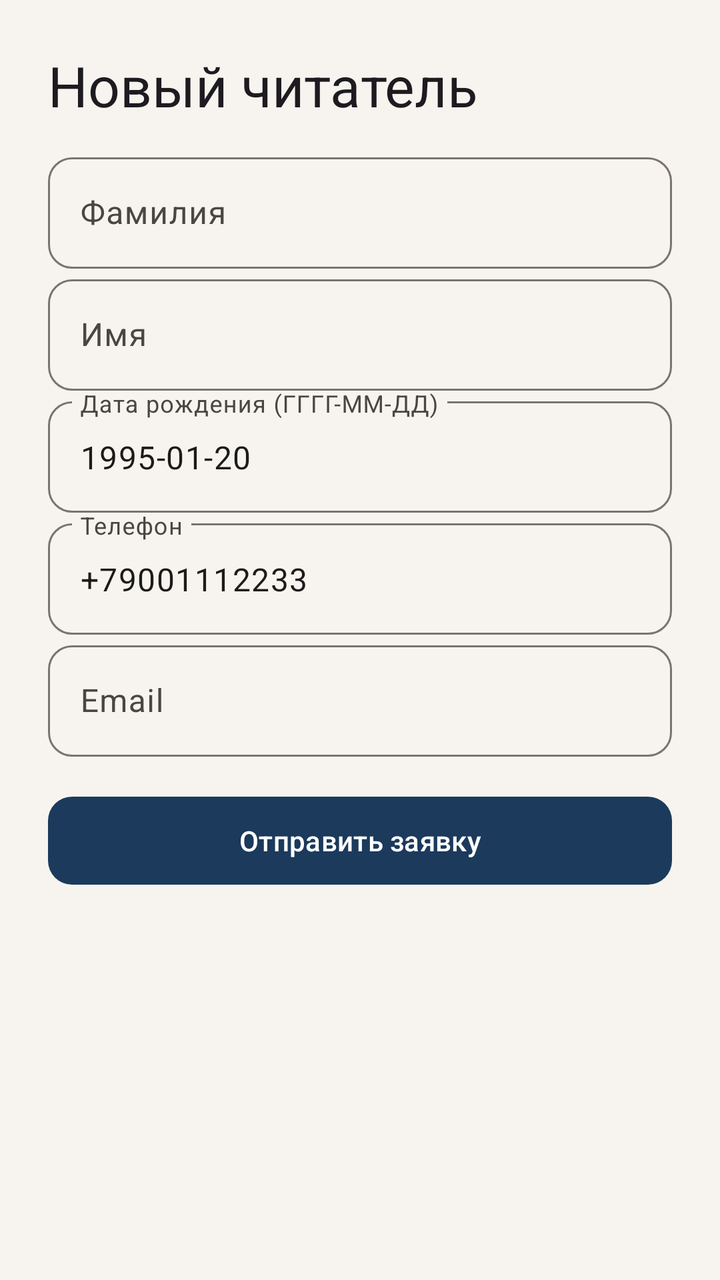
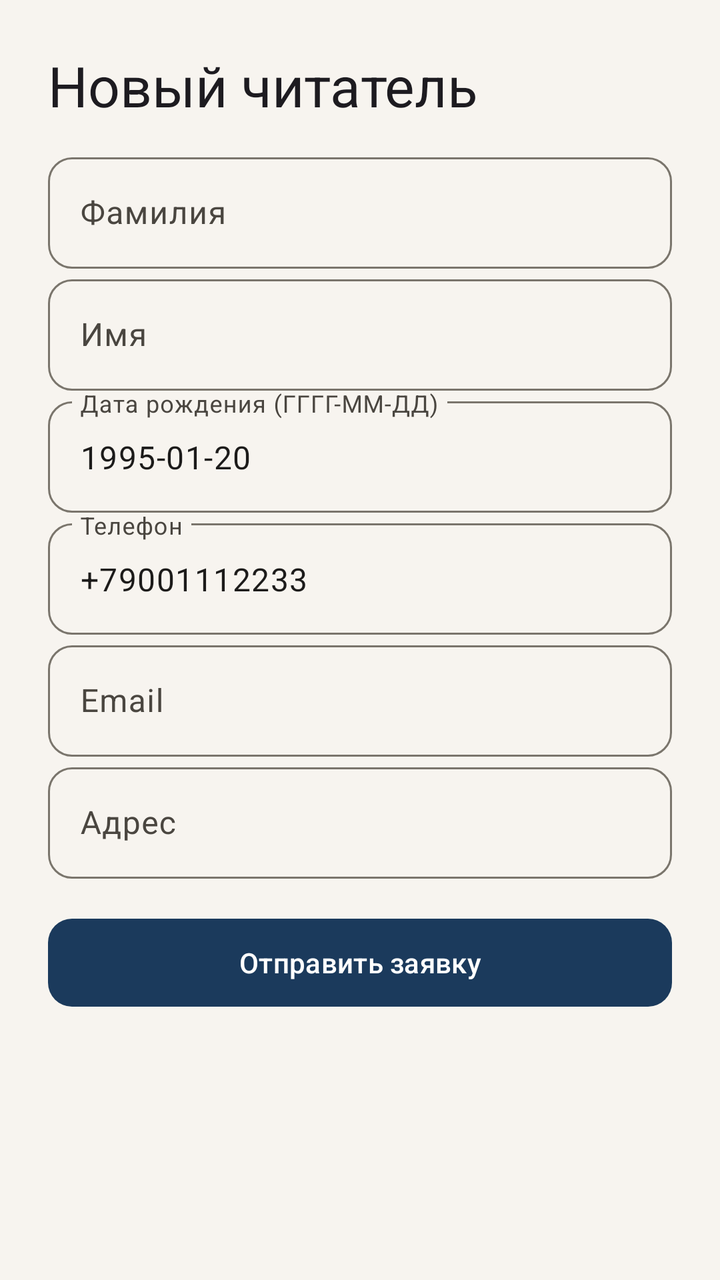

Two renders of the same Android screen: before a commit and after it. Below are the layout's source before the change and the commit's diff.
<!-- AndroidManifest.xml: application theme Theme.AppLibrary -->
<!-- res/layout/fragment_register.xml -->
<?xml version="1.0" encoding="utf-8"?>
<ScrollView xmlns:android="http://schemas.android.com/apk/res/android"
    xmlns:app="http://schemas.android.com/apk/res-auto"
    android:layout_width="match_parent"
    android:layout_height="match_parent">

    <LinearLayout
        android:layout_width="match_parent"
        android:layout_height="wrap_content"
        android:orientation="vertical"
        android:padding="24dp">

        <TextView
            android:layout_width="wrap_content"
            android:layout_height="wrap_content"
            android:text="@string/register_title"
            android:textAppearance="?attr/textAppearanceHeadlineMedium" />

        <com.google.android.material.textfield.TextInputLayout
            android:layout_width="match_parent"
            android:layout_height="wrap_content"
            android:layout_marginTop="12dp"
            android:hint="@string/last_name">

            <com.google.android.material.textfield.TextInputEditText
                android:id="@+id/input_last_name"
                android:layout_width="match_parent"
                android:layout_height="wrap_content" />
        </com.google.android.material.textfield.TextInputLayout>

        <com.google.android.material.textfield.TextInputLayout
            android:layout_width="match_parent"
            android:layout_height="wrap_content"
            android:hint="@string/first_name">

            <com.google.android.material.textfield.TextInputEditText
                android:id="@+id/input_first_name"
                android:layout_width="match_parent"
                android:layout_height="wrap_content" />
        </com.google.android.material.textfield.TextInputLayout>

        <com.google.android.material.textfield.TextInputLayout
            android:layout_width="match_parent"
            android:layout_height="wrap_content"
            android:hint="@string/birth_date_hint">

            <com.google.android.material.textfield.TextInputEditText
                android:id="@+id/input_birth"
                android:layout_width="match_parent"
                android:layout_height="wrap_content"
                android:text="1995-01-20" />
        </com.google.android.material.textfield.TextInputLayout>

        <com.google.android.material.textfield.TextInputLayout
            android:layout_width="match_parent"
            android:layout_height="wrap_content"
            android:hint="@string/phone">

            <com.google.android.material.textfield.TextInputEditText
                android:id="@+id/input_phone"
                android:layout_width="match_parent"
                android:layout_height="wrap_content"
                android:text="+79001112233" />
        </com.google.android.material.textfield.TextInputLayout>

        <com.google.android.material.textfield.TextInputLayout
            android:layout_width="match_parent"
            android:layout_height="wrap_content"
            android:hint="@string/email">

            <com.google.android.material.textfield.TextInputEditText
                android:id="@+id/input_email"
                android:layout_width="match_parent"
                android:layout_height="wrap_content"
                android:inputType="textEmailAddress" />
        </com.google.android.material.textfield.TextInputLayout>

        <com.google.android.material.button.MaterialButton
            android:id="@+id/btn_create"
            android:layout_width="match_parent"
            android:layout_height="wrap_content"
            android:layout_marginTop="16dp"
            android:text="@string/register_submit" />

        <LinearLayout
            android:id="@+id/payment_section"
            android:layout_width="match_parent"
            android:layout_height="wrap_content"
            android:layout_marginTop="16dp"
            android:orientation="vertical"
            android:visibility="gone">

            <TextView
                android:id="@+id/text_payment_info"
                android:layout_width="match_parent"
                android:layout_height="wrap_content"
                android:text="@string/payment_info" />

            <com.google.android.material.button.MaterialButton
                android:id="@+id/btn_mock_pay"
                android:layout_width="match_parent"
                android:layout_height="wrap_content"
                android:layout_marginTop="8dp"
                android:text="@string/pay_100" />
        </LinearLayout>

        <LinearLayout
            android:id="@+id/password_section"
            android:layout_width="match_parent"
            android:layout_height="wrap_content"
            android:layout_marginTop="16dp"
            android:orientation="vertical"
            android:visibility="gone">

            <com.google.android.material.textfield.TextInputLayout
                android:layout_width="match_parent"
                android:layout_height="wrap_content"
                android:hint="@string/password"
                app:endIconMode="password_toggle">

                <com.google.android.material.textfield.TextInputEditText
                    android:id="@+id/input_password"
                    android:layout_width="match_parent"
                    android:layout_height="wrap_content"
                    android:inputType="textPassword" />
            </com.google.android.material.textfield.TextInputLayout>

            <com.google.android.material.button.MaterialButton
                android:id="@+id/btn_complete"
                android:layout_width="match_parent"
                android:layout_height="wrap_content"
                android:layout_marginTop="12dp"
                android:text="@string/set_password" />
        </LinearLayout>
    </LinearLayout>
</ScrollView>
<!-- resources referenced by this layout -->
<resources>
  <string name="birth_date_hint">Дата рождения (ГГГГ-ММ-ДД)</string>
  <string name="email">Email</string>
  <string name="first_name">Имя</string>
  <string name="last_name">Фамилия</string>
  <string name="password">Пароль</string>
  <string name="pay_100">Оплатить 100 ₽</string>
  <string name="payment_info">После отправки заявки завершите оплату регистрации.</string>
  <string name="phone">Телефон</string>
  <string name="register_submit">Отправить заявку</string>
  <string name="register_title">Новый читатель</string>
  <string name="set_password">Завершить регистрацию</string>
  <style name="Theme.AppLibrary" parent="Base.Theme.AppLibrary" />
  <color name="library_primary">#1B3A5C</color>
  <color name="library_on_primary">#FFFFFF</color>
  <color name="library_primary_container">#D4E4F7</color>
  <color name="library_on_primary_container">#0A2540</color>
  <color name="library_secondary">#9A7B2F</color>
  <color name="library_on_secondary">#FFFFFF</color>
  <color name="library_secondary_container">#F5E6C8</color>
  <color name="library_on_secondary_container">#3D2F0A</color>
  <color name="library_tertiary">#2D6A4F</color>
  <color name="library_on_tertiary">#FFFFFF</color>
  <color name="library_tertiary_container">#B7E4C7</color>
  <color name="library_on_tertiary_container">#0D3321</color>
  <color name="library_background">#F7F4EF</color>
  <color name="library_on_background">#1C1B1A</color>
  <color name="library_surface">#FFFCF8</color>
  <color name="library_on_surface">#1C1B1A</color>
  <color name="library_surface_variant">#E8E4DD</color>
  <color name="library_on_surface_variant">#4A4640</color>
  <color name="library_outline">#7A756C</color>
  <color name="library_error">#BA1A1A</color>
  <color name="library_on_error">#FFFFFF</color>
  <style name="Widget.AppLibrary.Card" parent="Widget.Material3.CardView.Elevated">
          <item name="cardCornerRadius">@dimen/card_radius</item>
          <item name="cardElevation">2dp</item>
          <item name="strokeWidth">0dp</item>
      </style>
  <style name="Widget.AppLibrary.Button" parent="Widget.Material3.Button">
          <item name="cornerRadius">12dp</item>
          <item name="android:minHeight">52dp</item>
      </style>
  <style name="Widget.AppLibrary.TextInputLayout" parent="Widget.Material3.TextInputLayout.OutlinedBox">
          <item name="boxCornerRadiusTopStart">12dp</item>
          <item name="boxCornerRadiusTopEnd">12dp</item>
          <item name="boxCornerRadiusBottomStart">12dp</item>
          <item name="boxCornerRadiusBottomEnd">12dp</item>
      </style>
  <style name="Widget.AppLibrary.BottomNav" parent="Widget.Material3.BottomNavigationView">
          <item name="android:background">?attr/colorSurface</item>
          <item name="elevation">@dimen/bottom_nav_elevation</item>
          <item name="itemActiveIndicatorStyle">@style/Widget.AppLibrary.BottomNav.ActiveIndicator</item>
      </style>
  <dimen name="card_radius">16dp</dimen>
  <dimen name="bottom_nav_elevation">8dp</dimen>
  <style name="Widget.AppLibrary.BottomNav.ActiveIndicator" parent="Widget.Material3.BottomNavigationView.ActiveIndicator">
          <item name="android:color">?attr/colorSecondaryContainer</item>
      </style>
  <!-- unchanged entries left out for length: 1 -->
</resources>

<!-- the commit's change to res/layout/fragment_register.xml (unified diff, before → after) -->
@@ -75,6 +75,18 @@
                 android:inputType="textEmailAddress" />
         </com.google.android.material.textfield.TextInputLayout>
 
+        <com.google.android.material.textfield.TextInputLayout
+            android:layout_width="match_parent"
+            android:layout_height="wrap_content"
+            android:hint="@string/address">
+
+            <com.google.android.material.textfield.TextInputEditText
+                android:id="@+id/input_address"
+                android:layout_width="match_parent"
+                android:layout_height="wrap_content"
+                android:inputType="textPostalAddress" />
+        </com.google.android.material.textfield.TextInputLayout>
+
         <com.google.android.material.button.MaterialButton
             android:id="@+id/btn_create"
             android:layout_width="match_parent"
<!-- resource entries referenced after the edit -->
@@ -1,5 +1,6 @@
 <!-- resources referenced by this layout -->
 <resources>
+  <string name="address">Адрес</string>
   <string name="birth_date_hint">Дата рождения (ГГГГ-ММ-ДД)</string>
   <string name="email">Email</string>
   <string name="first_name">Имя</string>
